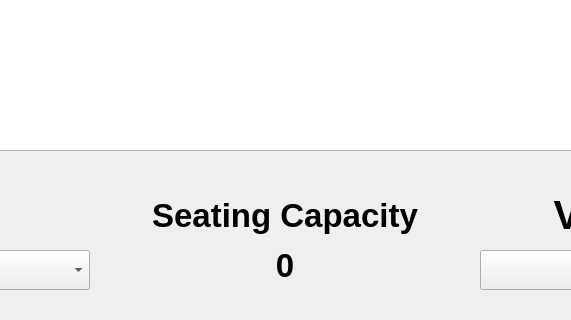
Before: the Qt Designer form viewingpage.ui in nokk3n-dev/CS1D-Project-2-Baseball, drawn with Qt 5; both pictures show x 290 to 861 and y 230 to 550 of the 1150 by 550 pixel window.
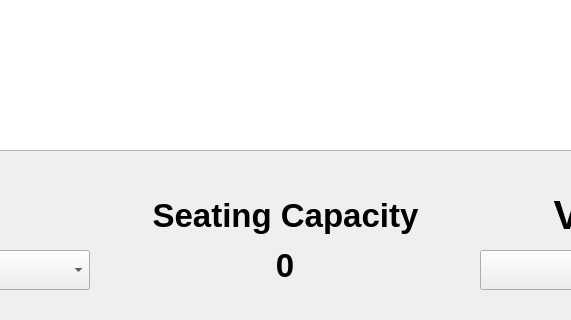
After: the same form once the commit is applied.

What changed in the file:
```diff
--- a/viewingpage.ui
+++ b/viewingpage.ui
@@ -622,9 +622,9 @@
   <widget class="QLabel" name="seatingCapcity_label">
    <property name="geometry">
     <rect>
-     <x>400</x>
+     <x>370</x>
      <y>410</y>
-     <width>350</width>
+     <width>411</width>
      <height>70</height>
     </rect>
    </property>
```
